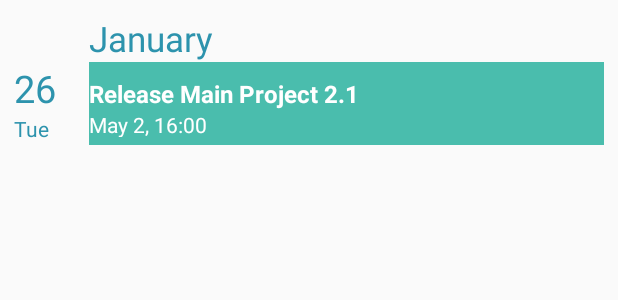
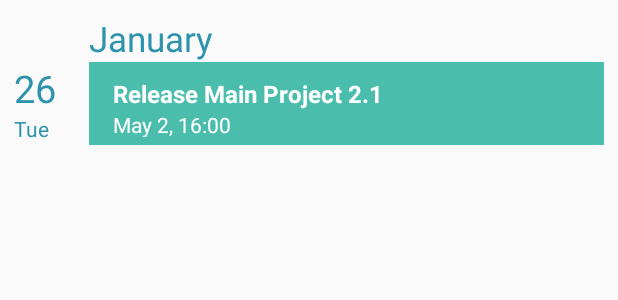
Before and after one commit to simbelmine/Capstone-Project, an Android app: the layout task_list_item.xml on its own in the app's theme, with its tools: preview values and no code run, on a phone screen of 412 x 824 dp. Shown: the top 300 px of the screen. Run offline under Robolectric (Android 15) with nearby library versions, the phone set to English and light mode, and no system bars.

Commit message:
fix: add some padding to the task's title and ellipsize

```diff
--- a/app/src/main/res/layout/task_list_item.xml
+++ b/app/src/main/res/layout/task_list_item.xml
@@ -131,6 +131,8 @@
             android:background="@color/secondQuadrant"
             android:paddingBottom="5dp"
             android:paddingTop="10dp"
+            android:paddingLeft="@dimen/activity_horizontal_spacing"
+            android:paddingRight="@dimen/activity_horizontal_spacing"
             app:layout_constraintBottom_toBottomOf="@+id/task_title_holder"
             app:layout_constraintEnd_toEndOf="@+id/task_title_holder"
             app:layout_constraintHorizontal_bias="1.0"
@@ -143,10 +145,11 @@
                 android:layout_width="wrap_content"
                 android:layout_height="wrap_content"
                 android:singleLine="true"
+                android:ellipsize="end"
                 android:text="Release Main Project 2.1"
                 android:textColor="@color/white"
                 android:textSize="16sp"
-                android:textStyle="bold" />
+                android:textStyle="bold"/>
 
             <TextView
                 android:id="@+id/task_time_txt"
```
